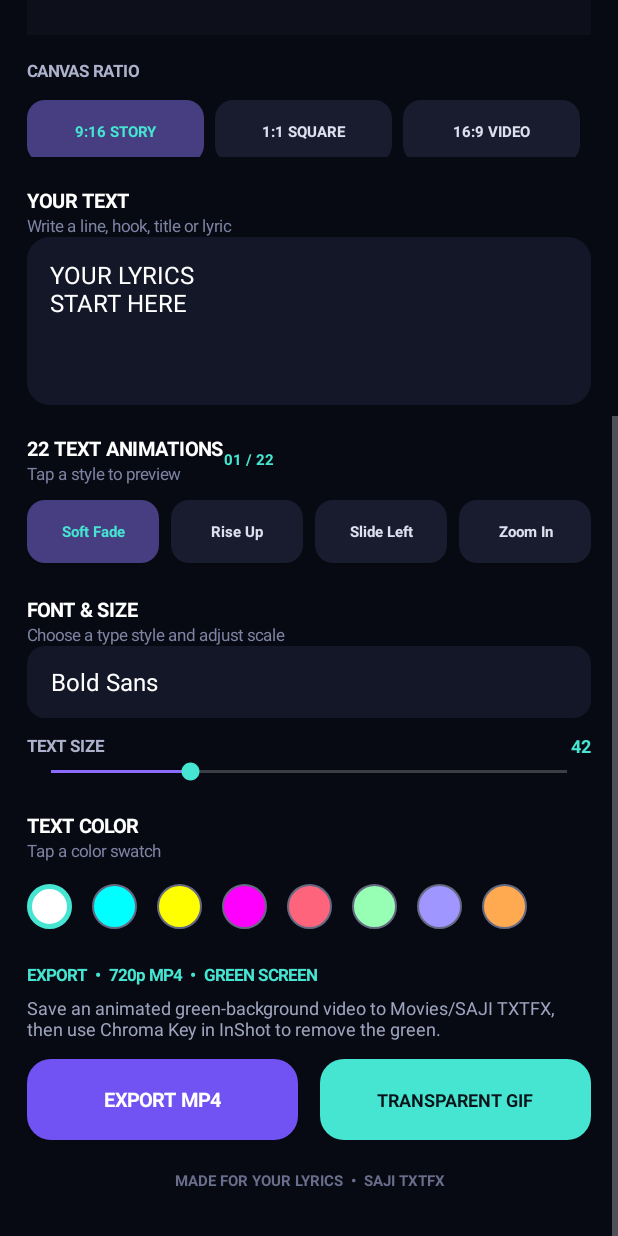
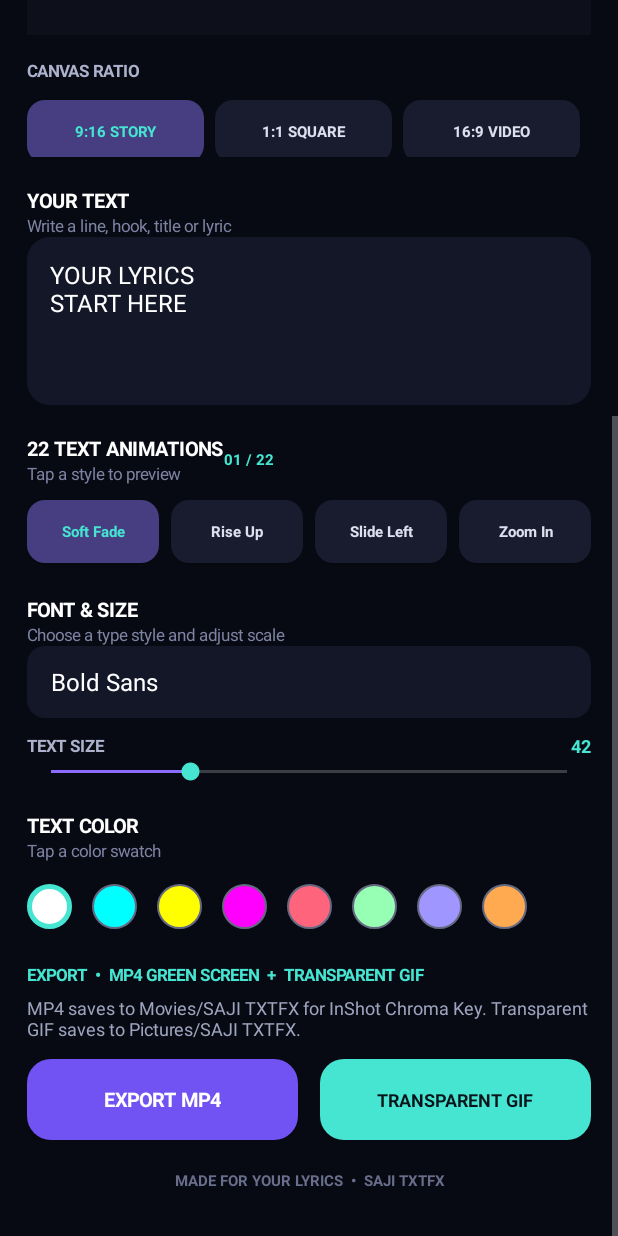
Before and after one commit to sagidsaim001-jpg/SAJI-TXTFX-Mobile, an Android app: the screen it shows after launch (MainActivity), scrolled down 418 dp, on a phone screen of 412 x 824 dp. Run offline under Robolectric (Android 15) with nearby library versions, the phone set to English and light mode, and no system bars.

Commit message:
Update export instructions for MP4 and GIF

```diff
--- a/app/src/main/java/com/saji/txtfx/MainActivity.java
+++ b/app/src/main/java/com/saji/txtfx/MainActivity.java
@@ -232,9 +232,9 @@ public class MainActivity extends Activity {
         page.addView(colors);
         addSpace(page, 22);
 
-        TextView note = text("EXPORT  •  720p MP4  •  GREEN SCREEN", 11, Color.rgb(70, 229, 210), true);
+        TextView note = text("EXPORT  •  MP4 GREEN SCREEN  +  TRANSPARENT GIF", 11, Color.rgb(70, 229, 210), true);
         page.addView(note);
-        TextView noteBody = text("Save an animated green-background video to Movies/SAJI TXTFX, then use Chroma Key in InShot to remove the green.", 12, Color.rgb(158, 164, 190), false);
+        TextView noteBody = text("MP4 saves to Movies/SAJI TXTFX for InShot Chroma Key. Transparent GIF saves to Pictures/SAJI TXTFX.", 12, Color.rgb(158, 164, 190), false);
         noteBody.setPadding(0, dp(6), 0, dp(12));
         page.addView(noteBody);
 
```
